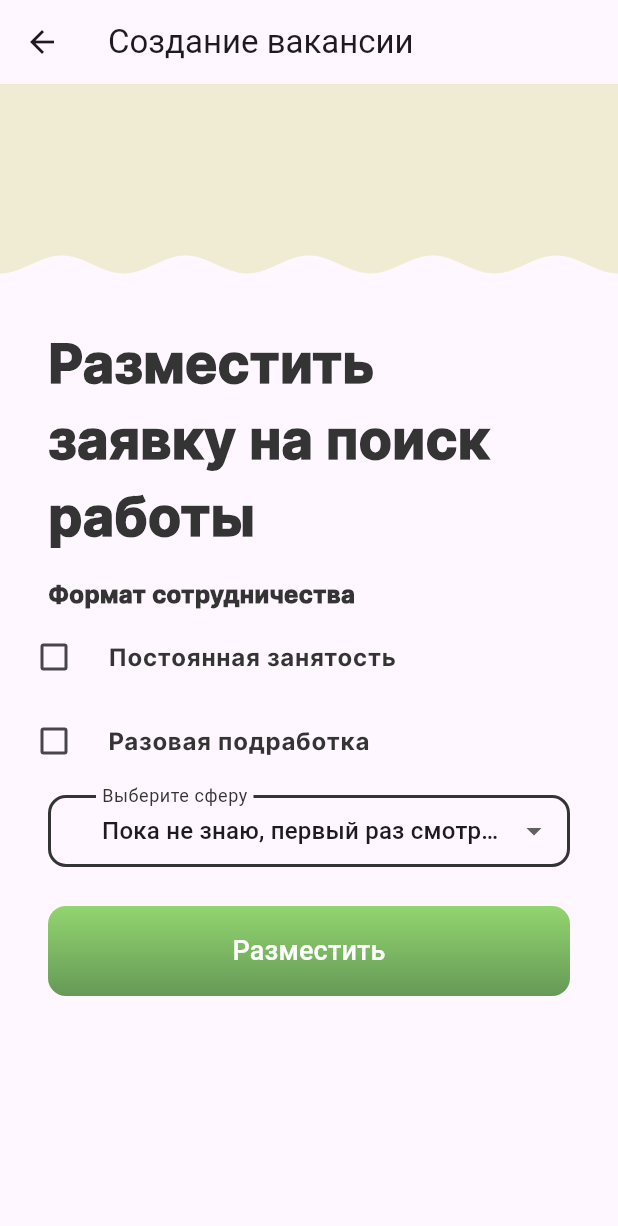
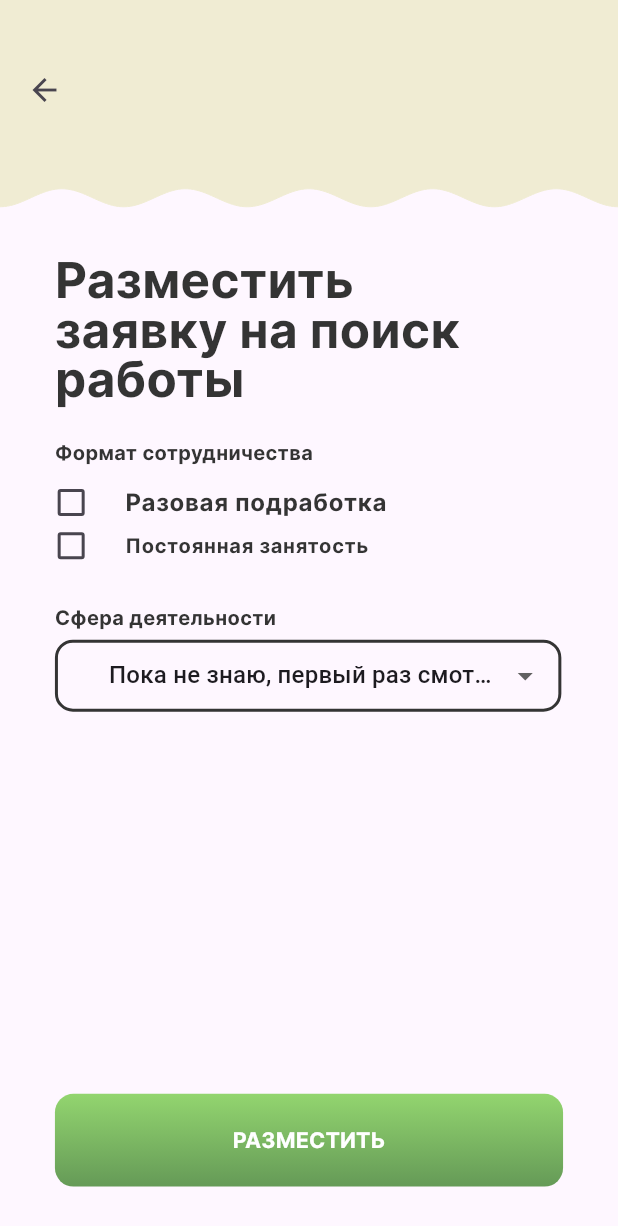
Before and after one commit to SavoSyka/mama_kris, a Flutter app: the JobSearchPage screen opened by its route, on a phone screen of 412 x 824 dp. Shown: the top 1226 px of the screen. Run offline on Flutter 3.47's test engine with Material 3 defaults, Android fonts, the phone set to English and light mode, and no system bars; our stand-ins replace cloud_firestore, firebase_auth, firebase_core, flutter_svg, font_awesome_flutter, google_sign_in; missing offline and left inert: flutter_pdfview; accounts and stored records are empty.

Commit message:
Job & Search added back button

```diff
--- a/lib/main.dart
+++ b/lib/main.dart
@@ -88,7 +88,7 @@ class MyApp extends StatelessWidget {
         // Возвращаем MaterialPageRoute в зависимости от имени маршрута
         switch (name) {
            case '/':
-             return MaterialPageRoute(builder: (context) => RegistrationPage());//TODO: LoadingScreen()
+             return MaterialPageRoute(builder: (context) => TinderPage());//TODO: LoadingScreen()
           case '/start':
             return MaterialPageRoute(builder: (context) => StartPage());
           case '/login':
--- a/lib/pages/job_create.dart
+++ b/lib/pages/job_create.dart
@@ -115,7 +115,17 @@ class _JobPageState extends State<JobPage> {
           Stack(
           children: [
               SineWaveWidget( verticalOffset: 128*VerticalMultiply),
-               Padding( // Позиционируем кнопку "Ищу работу" на верху экрана
+          Padding( // Позиционируем кнопку "Ищу работу" на верху экрана
+            padding: EdgeInsets.only(
+                left: 5.0*HorizontalMultiply, top: 35*VerticalMultiply, right: 32.0*HorizontalMultiply, bottom: 0.0),
+            child:IconButton(
+              icon: Icon(Icons.arrow_back),
+              onPressed: () {
+                Navigator.pop(context);
+              },
+            ),
+          ),
+            Padding( // Позиционируем кнопку "Ищу работу" на верху экрана
                 padding: EdgeInsets.only(
                     left: 32.0*HorizontalMultiply, top: 158*VerticalMultiply, right: 32.0*HorizontalMultiply, bottom: 0.0),
                 child: Text(
--- a/lib/pages/search.dart
+++ b/lib/pages/search.dart
@@ -1,3 +1,5 @@
+import 'dart:math';
+
 import 'package:flutter/material.dart';
 import 'package:firebase_auth/firebase_auth.dart';
 import 'package:cloud_firestore/cloud_firestore.dart';
@@ -17,49 +19,76 @@ class _JobSearchPageState extends State<JobSearchPage> {
 
   @override
   Widget build(BuildContext context) {
+
+    Size screenSize = MediaQuery.of(context).size;
+    double width = screenSize.width;
+    double height = screenSize.height;
+    double TextMultiply = min(width/360, height/800);
+    double VerticalMultiply = height/800;
+    double HorizontalMultiply = width/360;
     return Scaffold(
-      appBar: AppBar(
-        title: const Text('Создание вакансии'),
-      ),
+
       body: SingleChildScrollView(
         child: Form(
           key: _formKey,
           child: Column(
+            mainAxisAlignment: MainAxisAlignment.start,
+
             children: <Widget>[
-              SineWaveWidget(verticalOffset: 120),
-              const Padding(
-                padding: EdgeInsets.only(top: 10.0, left: 32.0, right: 52.0, bottom: 8),
-                child: Text(
-                  'Разместить заявку на поиск работы',
-                  style: TextStyle(fontSize: 36, fontFamily: 'Inter', fontWeight: FontWeight.w900, color: Color(0xFF343434)),
-                ),
+          Stack(
+          children: [
+            SineWaveWidget( verticalOffset: 128*VerticalMultiply),
+
+          Padding( // Позиционируем кнопку "Ищу работу" на верху экрана
+            padding: EdgeInsets.only(
+                left: 5.0*HorizontalMultiply, top: 35*VerticalMultiply, right: 32.0*HorizontalMultiply, bottom: 0.0),
+            child:IconButton(
+              icon: Icon(Icons.arrow_back),
+              onPressed: () {
+                Navigator.pop(context);
+              },
+            ),
+          ),
+            Padding( // Позиционируем кнопку "Ищу работу" на верху экрана
+              padding: EdgeInsets.only(
+                  left: 32.0*HorizontalMultiply, top: (30+128)*VerticalMultiply, right: 32.0*HorizontalMultiply, bottom: 0.0),
+              child: Text(
+                'Разместить',
+                textAlign: TextAlign.left, // Добавляем здесь
+                style: TextStyle(fontSize: 32*TextMultiply, fontFamily: 'Inter', fontWeight: FontWeight.w700, color: Color(0xFF343434)),
               ),
-              const Padding(
-                padding: EdgeInsets.only(top: 8.0, left: 32.0, right: 52.0, bottom: 2),
-                child: Align(
-                  alignment: Alignment.centerLeft,
-                  child: Text(
-                    'Формат сотрудничества',
-                    style: TextStyle(fontSize: 16, fontFamily: 'Inter', fontWeight: FontWeight.w900, color: Color(0xFF343434)),
-                  ),
-                ),
+            ),
+            Padding( // Позиционируем кнопку "Ищу работу" на верху экрана
+              padding: EdgeInsets.only(
+                  left: 32.0*HorizontalMultiply, top: (30+128+32)*VerticalMultiply, right: 32.0*HorizontalMultiply, bottom: 0.0),
+              child: Text(
+                'заявку на поиск',
+                textAlign: TextAlign.left, // Добавляем здесь
+                style: TextStyle(fontSize: 32*TextMultiply, fontFamily: 'Inter', fontWeight: FontWeight.w700, color: Color(0xFF343434)),
               ),
-
-              CheckboxListTile(
-                title: const Text('Постоянная занятость',
-                  style: TextStyle(fontSize: 16, fontFamily: 'Inter', fontWeight: FontWeight.w600, color: Color(0xFF343434)),
-                ),
-                value: _openToPermanent,
-                onChanged: (bool? value) {
-                  setState(() {
-                    _openToPermanent = value!;
-                  });
-                },
-                controlAffinity: ListTileControlAffinity.leading,
-                activeColor: const Color(0xFF93D56F), // Цвет фона чекбокса при активации
-                checkColor: Colors.white, // Цвет галочки в чекбоксе
+            ),
+            Padding( // Позиционируем кнопку "Ищу работу" на верху экрана
+              padding: EdgeInsets.only(
+                  left: 32.0*HorizontalMultiply, top: (30+128+32*2)*VerticalMultiply, right: 32.0*HorizontalMultiply, bottom: 0.0),
+              child: Text(
+                'работы',
+                textAlign: TextAlign.left, // Добавляем здесь
+                style: TextStyle(fontSize: 32*TextMultiply, fontFamily: 'Inter', fontWeight: FontWeight.w700, color: Color(0xFF343434)),
               ),
-              CheckboxListTile(
+            ),
+            Padding( // Позиционируем кнопку "Ищу работу" на верху экрана
+              padding: EdgeInsets.only(
+                  left: 32.0*HorizontalMultiply, top: (156+128)*VerticalMultiply, right: 32.0*HorizontalMultiply, bottom: 0.0),
+              child: Text(
+                'Формат сотрудничества',
+                textAlign: TextAlign.left, // Добавляем здесь
+                style: TextStyle(fontSize: 13*TextMultiply, fontFamily: 'Inter', fontWeight: FontWeight.w600, color: Color(0xFF343434)),
+              ),
+            ),
+            Padding( // Позиционируем кнопку "Ищу работу" на верху экрана
+              padding: EdgeInsets.only(
+                  left: 10.0*HorizontalMultiply, top: (170+128)*VerticalMultiply, right: 32.0*HorizontalMultiply, bottom: 0.0),
+              child: CheckboxListTile(
                 title: const Text('Разовая подработка',
                   style: TextStyle(fontSize: 16, fontFamily: 'Inter', fontWeight: FontWeight.w600, color: Color(0xFF343434)),
                 ),
@@ -73,6 +102,35 @@ class _JobSearchPageState extends State<JobSearchPage> {
                 activeColor: const Color(0xFF93D56F), // Цвет фона чекбокса при активации
                 checkColor: Colors.white, // Цвет галочки в чекбоксе
               ),
+            ),
+          Padding( // Позиционируем кнопку "Ищу работу" на верху экрана
+            padding: EdgeInsets.only(
+                left: 10.0*HorizontalMultiply, top: (198+128)*VerticalMultiply, right: 32.0*HorizontalMultiply, bottom: 0.0),
+            child: CheckboxListTile(
+                title:  Text('Постоянная занятость',
+                  style: TextStyle(fontSize: 13*TextMultiply, fontFamily: 'Inter', fontWeight: FontWeight.w600, color: Color(0xFF343434)),
+                ),
+                value: _openToPermanent,
+                onChanged: (bool? value) {
+                  setState(() {
+                    _openToPermanent = value!;
+                  });
+                },
+                controlAffinity: ListTileControlAffinity.leading,
+                activeColor: const Color(0xFF93D56F), // Цвет фона чекбокса при активации
+                checkColor: Colors.white, // Цвет галочки в чекбоксе
+              ),
+          ),
+            Padding(
+              padding:  EdgeInsets.only(left: 32*HorizontalMultiply, top: (265+128)*VerticalMultiply, right:0, bottom:0), // Общий отступ для группы текстов
+              child:  Align(
+                alignment: Alignment.centerLeft,
+                child: Text(
+                  'Сфера деятельности',
+                  style: TextStyle(fontSize: 13*TextMultiply, fontFamily: 'Inter', fontWeight: FontWeight.w600, color: const Color(0xFF343434), height: 1,),
+                ),
+              ),
+            ),
               _buildDropdownField(
                   _sphere,
                   ["Пока не знаю, первый раз смотрю в мир онлайн-заработка",
@@ -101,10 +159,11 @@ class _JobSearchPageState extends State<JobSearchPage> {
                     setState(() {
                       _sphere = newValue!;
                     });
-                  }
+                  },
+                  (286+128)*VerticalMultiply, 32*HorizontalMultiply
               ),
               Padding(
-                padding: const EdgeInsets.symmetric(horizontal: 32.0, vertical: 18),
+                padding:  EdgeInsets.only(right: 32.0*HorizontalMultiply, left: 32*HorizontalMultiply, top: 708*VerticalMultiply), // Задаём отступы по бокам
                 child: SizedBox(
                   width: double.infinity,
                   child:Container(
@@ -114,7 +173,7 @@ class _JobSearchPageState extends State<JobSearchPage> {
                         begin: Alignment.topCenter,
                         end: Alignment.bottomCenter,
                       ),
-                      borderRadius: BorderRadius.circular(12), // Скругление углов
+                      borderRadius: BorderRadius.circular(12*TextMultiply), // Скругление углов
                     ),
                     child: ElevatedButton(
                     onPressed: () async {
@@ -137,26 +196,36 @@ class _JobSearchPageState extends State<JobSearchPage> {
                       backgroundColor: Colors.transparent, // Прозрачный фон для отображения градиента
                       shadowColor: Colors.transparent, // Убираем тень
                       shape: RoundedRectangleBorder(borderRadius: BorderRadius.circular(12)),
-                      minimumSize: const Size(double.infinity, 60),
+                      minimumSize:  Size(double.infinity, 60*TextMultiply),
                     ),
-                    child: const Text('Разместить', style: TextStyle(fontSize: 18, color: Colors.white)),
-                  ),
+                      child:  Text('РАЗМЕСТИТЬ',
+                          style: TextStyle(fontSize: 14*TextMultiply, color: Color(0xFFFFFFFF), fontFamily: 'Inter', fontWeight: FontWeight.w700)
+                      ),
+                    ),
                 ),
               ),
               ),
-            ],
+            ],),],
           ),
         ),
       ),
     );
   }
 
-  Widget _buildDropdownField(String currentValue, List<String> options, String label, Function(String?) onChanged) {
-    double horizontalPadding = 32.0;
+  Widget _buildDropdownField(String currentValue, List<String> options, String label, Function(String?) onChanged, double Vpadding, double Hpadding) {
+    Size screenSize = MediaQuery.of(context).size;
+    double width = screenSize.width;
+    double height = screenSize.height;
+    double TextMultiply = min(width/360, height/800);
+    double VerticalMultiply = height/800;
+    double HorizontalMultiply = width/360;
 
     return Padding(
-        padding: EdgeInsets.symmetric(horizontal: horizontalPadding, vertical: 8.0),
-        child: DropdownButtonFormField<String>(
+        padding: EdgeInsets.only(top: Vpadding, right: Hpadding, left: Hpadding),
+    child: SizedBox(
+    width: 295*HorizontalMultiply, // Фиксированная ширина
+    height: 60*VerticalMultiply, // Фиксированная высота
+    child: DropdownButtonFormField<String>(
           isExpanded: true,
           value: _sphere,
           onChanged: (newValue) {
@@ -174,7 +243,6 @@ class _JobSearchPageState extends State<JobSearchPage> {
           },
           decoration: InputDecoration(
             contentPadding: const EdgeInsets.symmetric(vertical: 10.0, horizontal: 32.0), // Уменьшенные отступы
-            labelText: label,
             floatingLabelBehavior: FloatingLabelBehavior.always,
             labelStyle: const TextStyle(color: Color(0xFF343434)),
             border: OutlineInputBorder(
@@ -200,7 +268,7 @@ class _JobSearchPageState extends State<JobSearchPage> {
             );
           }).toList(),
         )
-
+    ),
     );
   }
 }
```
